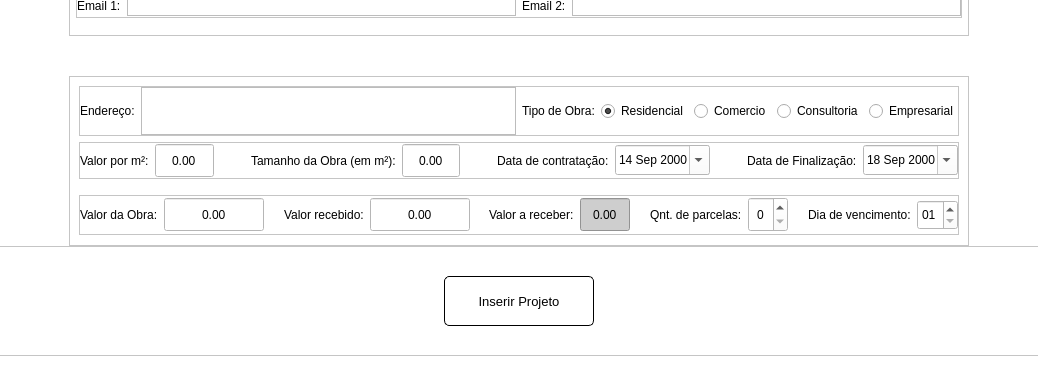
Old version of the form screens/new_project.ui in the repository devfabri/Arquitetura-Pereira; both pictures show x 121 to 1159 and y 354 to 720 of the 1280 by 720 pixel window.
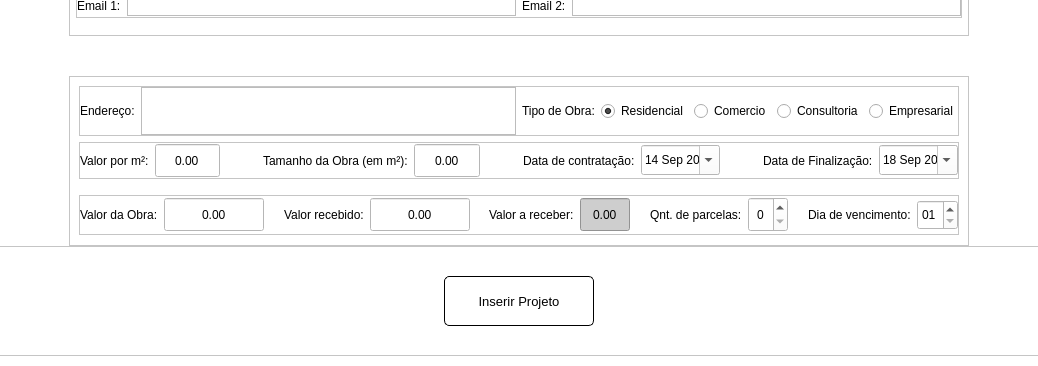
New version of the form. Icons and pictures are not drawn.

What changed in the file:
```diff
--- a/screens/new_project.ui
+++ b/screens/new_project.ui
@@ -728,9 +728,6 @@
             <property name="orientation">
              <enum>Qt::Horizontal</enum>
             </property>
-            <property name="sizeType">
-             <enum>QSizePolicy::Expanding</enum>
-            </property>
             <property name="sizeHint" stdset="0">
              <size>
               <width>40</width>
@@ -799,22 +796,16 @@
               <height>30</height>
              </size>
             </property>
-            <property name="autoFillBackground">
-             <bool>false</bool>
-            </property>
             <property name="styleSheet">
-             <string notr="true">color: rgb(0, 0, 0);
+             <string notr="true">color: rgb(0,0,0);
 </string>
             </property>
-            <property name="wrapping">
-             <bool>false</bool>
-            </property>
-            <property name="frame">
-             <bool>true</bool>
-            </property>
             <property name="alignment">
              <set>Qt::AlignCenter</set>
             </property>
+            <property name="buttonSymbols">
+             <enum>QAbstractSpinBox::NoButtons</enum>
+            </property>
             <property name="minimumDateTime">
              <datetime>
               <hour>0</hour>
@@ -861,6 +852,9 @@
             <property name="styleSheet">
              <string notr="true">color: rgb(0,0,0);r</string>
             </property>
+            <property name="buttonSymbols">
+             <enum>QAbstractSpinBox::NoButtons</enum>
+            </property>
             <property name="minimumDateTime">
              <datetime>
               <hour>0</hour>
```
